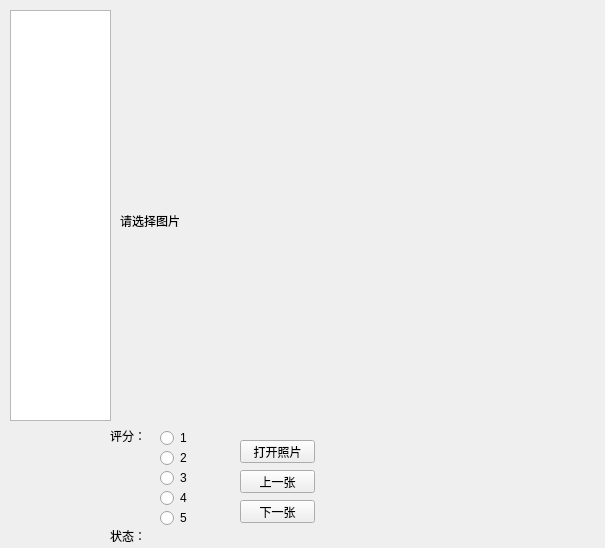
PanJinquan/image_mark, file main_layout.ui: the form before one commit.
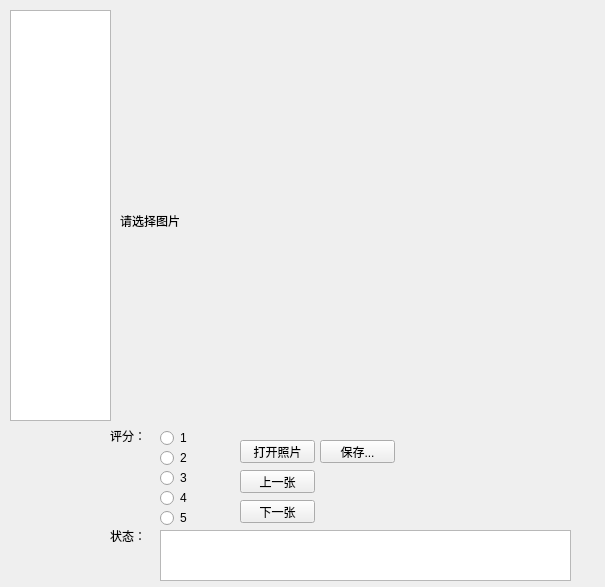
The form after the commit.

Patch:
```diff
--- a/main_layout.ui
+++ b/main_layout.ui
@@ -7,7 +7,7 @@
     <x>0</x>
     <y>0</y>
     <width>605</width>
-    <height>548</height>
+    <height>587</height>
    </rect>
   </property>
   <property name="windowTitle">
@@ -171,6 +171,29 @@
     </item>
    </layout>
   </widget>
+  <widget class="QPushButton" name="pushButton_4">
+   <property name="geometry">
+    <rect>
+     <x>320</x>
+     <y>440</y>
+     <width>75</width>
+     <height>23</height>
+    </rect>
+   </property>
+   <property name="text">
+    <string>保存...</string>
+   </property>
+  </widget>
+  <widget class="QTextBrowser" name="textBrowser">
+   <property name="geometry">
+    <rect>
+     <x>160</x>
+     <y>530</y>
+     <width>411</width>
+     <height>51</height>
+    </rect>
+   </property>
+  </widget>
  </widget>
  <resources/>
  <connections>
```
Left out of the diff: 17 changed lines with no effect on the pictures.
